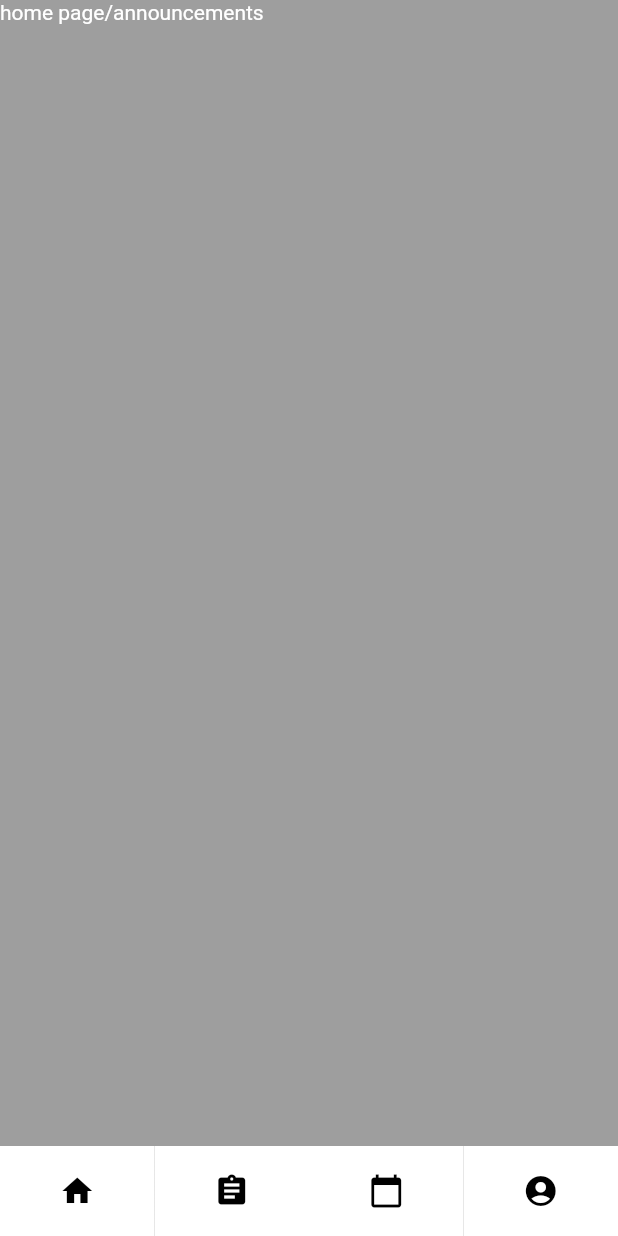
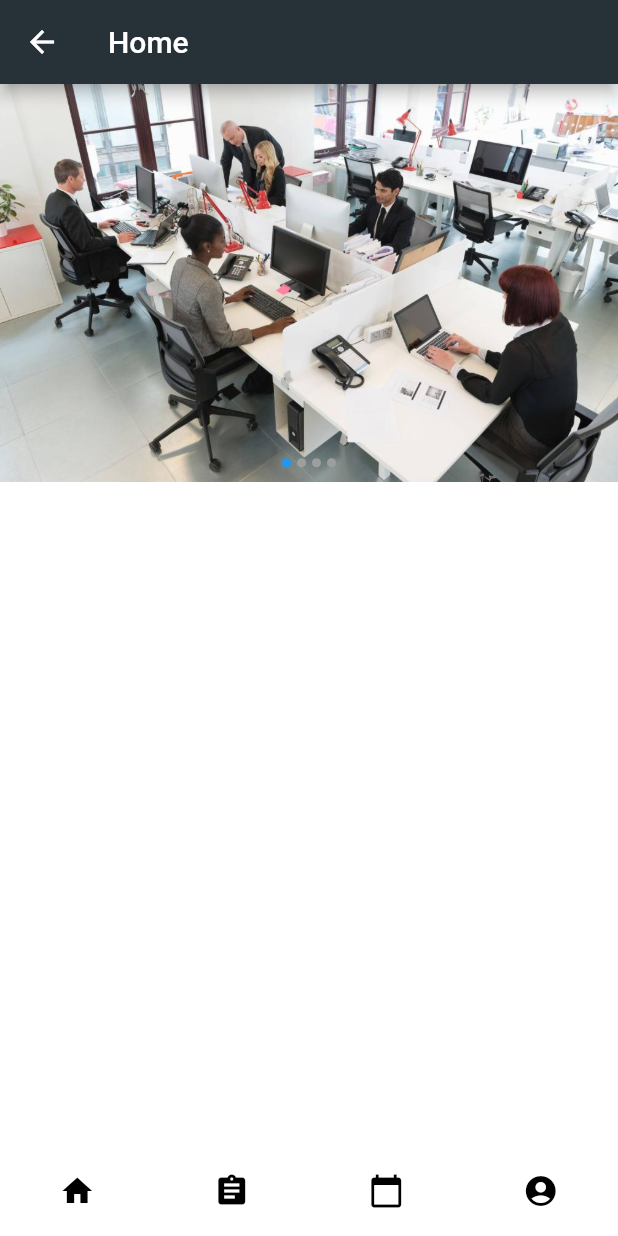
Before and after one commit to Preetam3620/Employee-Tracker-App, a Flutter app: the Home screen opened by its route, on a phone screen of 412 x 824 dp. Run offline on Flutter 3.47's test engine with Material 2 defaults, Android fonts, the phone set to English and light mode, and no system bars; drawn by our look-alikes of flutter_image_slideshow.

```diff
--- a/emp_tracker/lib/screens/home.dart
+++ b/emp_tracker/lib/screens/home.dart
@@ -1,9 +1,11 @@
+import 'package:flutter/animation.dart';
 import 'package:flutter/material.dart';
 import 'package:emp_tracker/modules/bottom_icons.dart';
 import 'package:emp_tracker/screens/home.dart';
 import 'package:emp_tracker/screens/tasks.dart';
 import 'package:emp_tracker/screens/profile.dart';
 import 'package:emp_tracker/screens/leaves.dart';
+import 'package:flutter_image_slideshow/flutter_image_slideshow.dart';
 
 class Home extends StatefulWidget {
   @override
@@ -16,12 +18,61 @@ class _HomeState extends State<Home> {
   bool theme4 = false;
   bool theme5 = false;
 
+  // final List<Widget> children;
+  // final double width;
+  // final double height;
+  // final int initialPage;
+  // final Color indicatorColor;
+  // final Color indicatorBackgroundColor;
+
   @override
   Widget build(BuildContext context) {
     return SafeArea(
       child: Scaffold(
-        body: Text('home page/announcements'),
-        backgroundColor: Colors.grey,
+        appBar: AppBar(
+          title: Text('Home'),
+        ),
+        body: Container(
+          child: Column(
+            children: [
+              Expanded(
+                flex: 3,
+                child: ImageSlideshow(
+                  width: double.infinity,
+                  height: 25,
+                  initialPage: 0,
+                  indicatorColor: Colors.blue,
+                  indicatorBackgroundColor: Colors.grey,
+                  children: [
+                    Image.asset(
+                      'images/slideshow3.jpg',
+                      fit: BoxFit.cover,
+                    ),
+                    Image.asset(
+                      'images/slideshow2.jpg',
+                      fit: BoxFit.cover,
+                    ),
+                    Image.asset(
+                      'images/slideshow1.jpg',
+                      fit: BoxFit.cover,
+                    ),
+                    Image.asset(
+                      'images/slideshow4.jpg',
+                      fit: BoxFit.cover,
+                    ),
+                  ],
+                ),
+              ),
+              Expanded(
+                flex: 5,
+                child: SizedBox(
+                  height: 20,
+                ),
+              )
+            ],
+          ),
+        ),
+        backgroundColor: Colors.white,
         bottomNavigationBar: Row(
           children: <Widget>[
             Expanded(
--- a/emp_tracker/pubspec.yaml
+++ b/emp_tracker/pubspec.yaml
@@ -27,6 +27,7 @@ dependencies:
   # The following adds the Cupertino Icons font to your application.
   # Use with the CupertinoIcons class for iOS style icons.
   cupertino_icons: ^0.1.3
+  flutter_image_slideshow: ^0.0.1
 
 dev_dependencies:
   flutter_test:
```
Also changed, not shown: emp_tracker/images/slideshow1.jpg (added), emp_tracker/images/slideshow2.jpg (added), emp_tracker/images/slideshow3.jpg (added), emp_tracker/images/slideshow4.jpg (added), emp_tracker/pubspec.lock.
